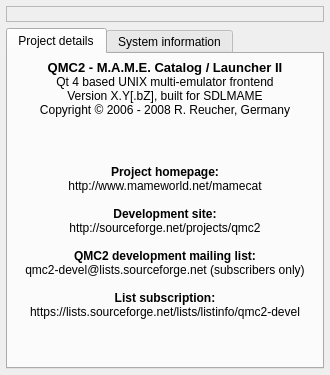
Qt form about.ui (qmc2/qmc2-mame-fe) before a commit.
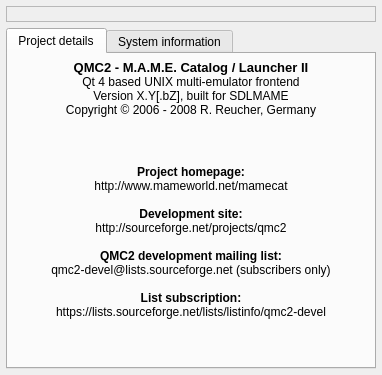
The same form after that commit. Icons and pictures are not drawn.

Commit message: fix: corrected a minor layout bug in about box

```diff
--- a/about.ui
+++ b/about.ui
@@ -7,7 +7,7 @@
    <rect>
     <x>0</x>
     <y>0</y>
-    <width>330</width>
+    <width>382</width>
     <height>375</height>
    </rect>
   </property>
@@ -33,7 +33,7 @@
       <item>
        <widget class="QLabel" name="labelGradient1">
         <property name="sizePolicy">
-         <sizepolicy hsizetype="Ignored" vsizetype="Preferred">
+         <sizepolicy hsizetype="Expanding" vsizetype="Preferred">
           <horstretch>0</horstretch>
           <verstretch>0</verstretch>
          </sizepolicy>
@@ -71,7 +71,7 @@
       <item>
        <widget class="QLabel" name="labelGradient2">
         <property name="sizePolicy">
-         <sizepolicy hsizetype="Ignored" vsizetype="Preferred">
+         <sizepolicy hsizetype="Expanding" vsizetype="Preferred">
           <horstretch>0</horstretch>
           <verstretch>0</verstretch>
          </sizepolicy>
```
The commit also changes 2 other files.
